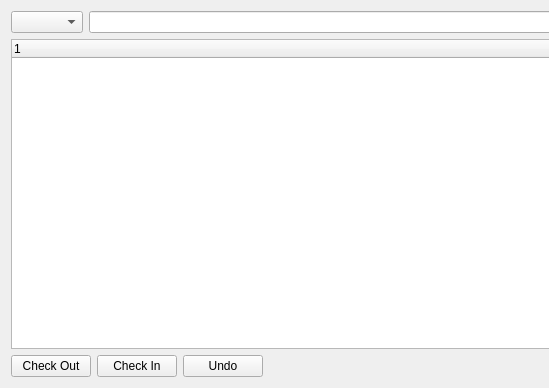
This is u7/DialogConnectionsEditor.ui in whiteman-kr/u7set as Qt 5 draws it before an edit; both pictures show x 0 to 549 and y 0 to 388 of the 875 by 388 pixel window. The edited form follows.
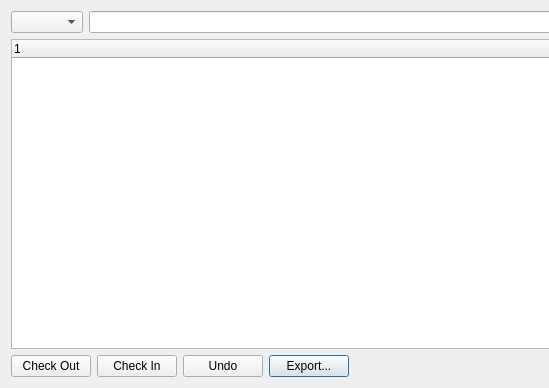
This is the edited form.

Commit message: RPCT-1103, u7: added Export... button in DialogConnectionsEditor

```diff
--- a/u7/DialogConnectionsEditor.ui
+++ b/u7/DialogConnectionsEditor.ui
@@ -148,6 +148,13 @@
          </property>
         </widget>
        </item>
+       <item>
+        <widget class="QPushButton" name="m_Export">
+         <property name="text">
+          <string>Export...</string>
+         </property>
+        </widget>
+       </item>
        <item>
         <spacer name="horizontalSpacer">
          <property name="orientation">
```
The commit also changes 2 other files.
